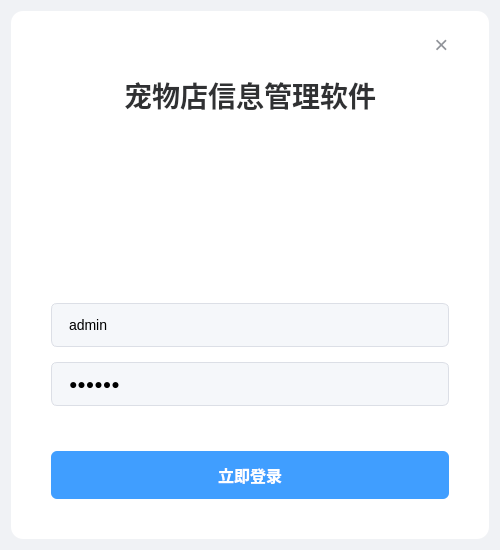
Old version of the form loginwindow.ui in the repository Genshin142/petmanager.
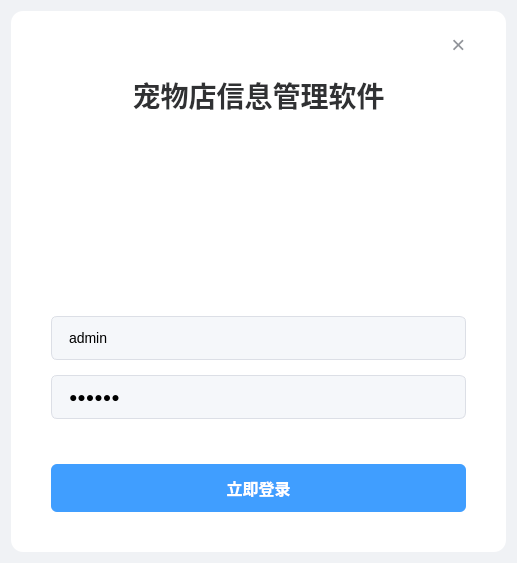
New version of the form.

What changed in the file:
```diff
--- a/loginwindow.ui
+++ b/loginwindow.ui
@@ -6,8 +6,8 @@
    <rect>
     <x>0</x>
     <y>0</y>
-    <width>500</width>
-    <height>550</height>
+    <width>517</width>
+    <height>563</height>
    </rect>
   </property>
   <property name="styleSheet">
```
